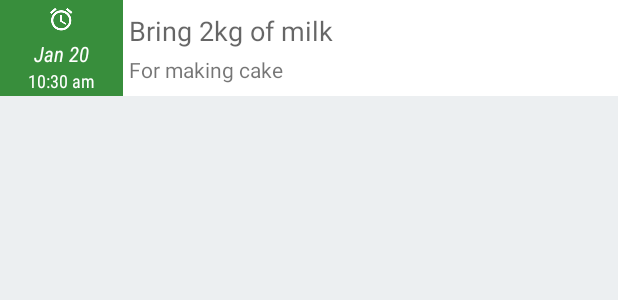
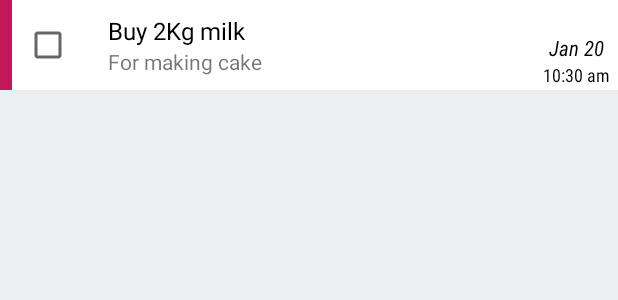
Before and after one commit to harryio/SimpleTodo, an Android app: the layout list_item_layout.xml on its own in the app's theme, with its tools: preview values and no code run, on a phone screen of 412 x 824 dp. Shown: the top 300 px of the screen. Run offline under Robolectric (Android 15) with nearby library versions, the phone set to English and light mode, and no system bars.

Commit message:
Create new layout for list item

```diff
--- a/app/src/main/res/layout/list_item_layout.xml
+++ b/app/src/main/res/layout/list_item_layout.xml
@@ -1,49 +1,42 @@
 <?xml version="1.0" encoding="utf-8"?>
-<FrameLayout
+<RelativeLayout
+    android:id="@+id/item_root_view"
     xmlns:android="http://schemas.android.com/apk/res/android"
     xmlns:tools="http://schemas.android.com/tools"
-    android:id="@+id/item_root_view"
     android:layout_width="match_parent"
-    android:layout_height="match_parent"
-    android:foreground="?selectableItemBackground"
+    android:layout_height="60dp"
     android:clickable="true"
     android:focusable="true"
-    android:layout_marginBottom="4dp">
+    android:background="@color/white">
 
-    <!--<android.support.v7.widget.CardView-->
-        <!--android:id="@+id/item_root_view"-->
-        <!--android:layout_width="match_parent"-->
-        <!--android:layout_height="match_parent"-->
-        <!--android:layout_margin="4dp"-->
-        <!--android:foreground="?selectableItemBackground"-->
-        <!--card_view:cardElevation="0dp"-->
-        <!-->-->
+    <View
+        android:layout_width="8dp"
+        android:layout_height="match_parent"
+        android:background="@color/pink"/>
 
-        <!-- -->
-    <!--</android.support.v7.widget.CardView>-->
+    <CheckBox
+        android:id="@+id/checkbox"
+        android:layout_width="wrap_content"
+        android:layout_height="wrap_content"
+        android:layout_centerVertical="true"
+        android:layout_marginStart="16dp"
+        android:checked="false"/>
 
     <LinearLayout
-        android:layout_width="match_parent"
-        android:layout_height="?listPreferredItemHeight"
-        android:orientation="horizontal"
-        android:baselineAligned="false"
-        android:background="@color/white">
-
-        <LinearLayout
-            android:id="@+id/timer_section_view"
-            android:layout_width="0dp"
+        android:id="@+id/date_time_view"
+        android:layout_width="56dp"
         android:layout_height="match_parent"
-            android:layout_weight="0.20"
-            android:orientation="vertical"
-            android:gravity="center"
-            android:padding="4dp"
-            tools:background="@color/green">
+        android:layout_centerVertical="true"
+        android:layout_alignParentEnd="true"
+        android:layout_marginStart="4dp"
+        android:orientation="vertical">
 
         <ImageView
             android:id="@+id/timer_imageview"
             android:layout_width="wrap_content"
             android:layout_height="wrap_content"
             android:src="@drawable/ic_alarm_idle"
+            android:layout_gravity="center_horizontal"
             tools:ignore="contentDescription"/>
 
         <TextView
@@ -53,7 +46,7 @@
             android:gravity="center_horizontal"
             android:layout_marginTop="4dp"
             android:textSize="14dp"
-                android:textColor="@color/white"
+            android:textColor="@color/black"
             tools:text="Jan 20"
             android:fontFamily="sans-serif-condensed"
             android:textStyle="italic"
@@ -65,7 +58,7 @@
             android:layout_width="match_parent"
             android:layout_height="wrap_content"
             android:gravity="center_horizontal"
-                android:textColor="@color/white"
+            android:textColor="@color/black"
             android:textSize="12dp"
             android:fontFamily="sans-serif-condensed"
             android:singleLine="true"
@@ -75,37 +68,39 @@
     </LinearLayout>
 
     <LinearLayout
-            android:layout_width="0dp"
+        android:id="@+id/item_view"
+        android:layout_width="match_parent"
         android:layout_height="match_parent"
-            android:orientation="vertical"
-            android:layout_weight="0.80"
+        android:layout_marginStart="72dp"
+        android:layout_toStartOf="@id/date_time_view"
         android:gravity="center_vertical"
-            android:padding="4dp"
-            >
+        android:orientation="vertical">
 
         <TextView
-                android:id="@+id/tv_title"
+            android:id="@+id/title"
+            android:layout_width="match_parent"
+            android:layout_height="wrap_content"
+            android:ellipsize="end"
+            android:fontFamily="sans-serif"
+            android:singleLine="true"
+            android:textColor="@color/black"
+            android:textSize="16sp"
+            android:textStyle="normal"
+            tools:text="Buy 2Kg milk"
+            />
+
+        <TextView
+            android:id="@+id/description"
             android:layout_width="match_parent"
             android:layout_height="wrap_content"
             android:ellipsize="end"
             android:fontFamily="sans-serif"
             android:maxLines="2"
-                android:textAppearance="@style/TextAppearance.AppCompat.Medium"
-                tools:text="Bring 2kg of milk"/>
-
-            <TextView
-                android:id="@+id/tv_description"
-                android:layout_width="match_parent"
-                android:layout_height="wrap_content"
-                android:fontFamily="sans-serif"
-                android:layout_marginTop="4dp"
-                android:ellipsize="end"
-                android:maxLines="3"
-                android:textAppearance="@style/TextAppearance.AppCompat.Small"
-                tools:text="For making cake"/>
+            android:textSize="14sp"
+            android:textStyle="normal"
+            tools:text="For making cake"
+            />
 
     </LinearLayout>
 
-    </LinearLayout>
-
-</FrameLayout>
+</RelativeLayout>
--- a/app/src/main/res/values/colors.xml
+++ b/app/src/main/res/values/colors.xml
@@ -12,6 +12,7 @@
     <color name="indigo">#303f9f</color>
 
     <color name="white">#fff</color>
+    <color name="black">#000</color>
     <color name="grey_light">#eceff1</color>
     <color name="transparent">#0000</color>
 
```
Lines whose indentation alone changed are shown as unchanged.
